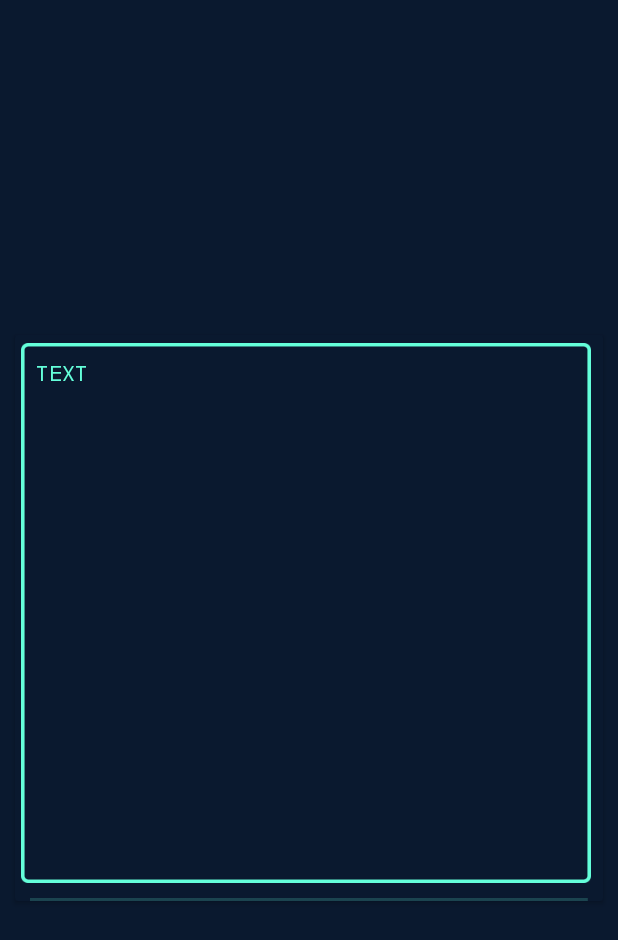
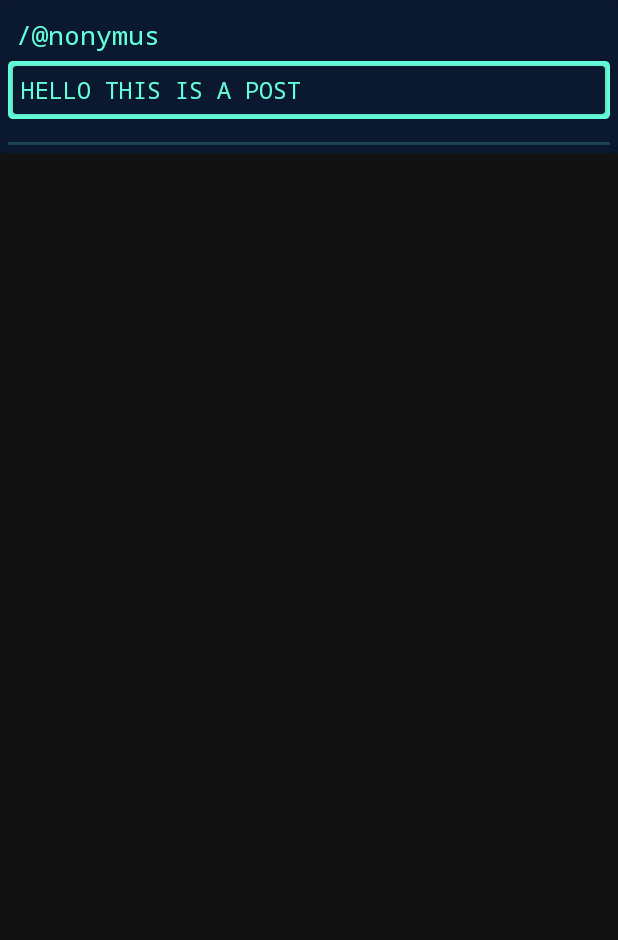
Before and after one commit to hiteshshimpi-55/Speak-Up, an Android app: the layout single_post_view.xml on its own in the app's theme, with its tools: preview values and no code run, on a phone screen of 412 x 824 dp. Shown: the top 940 px of the screen. Run offline under Robolectric (Android 15) with nearby library versions, the phone set to English and light mode, and no system bars.

Commit message:
Project first push

```diff
--- a/app/build.gradle
+++ b/app/build.gradle
@@ -37,6 +37,11 @@ dependencies {
     implementation 'androidx.legacy:legacy-support-v4:1.0.0'
     implementation 'com.google.firebase:firebase-firestore:23.0.2'
     implementation 'com.google.firebase:firebase-storage:20.0.0'
+    implementation 'com.google.firebase:firebase-database:20.0.4'
+    implementation 'com.firebaseui:firebase-ui-database:6.2.1'
+
+    implementation 'androidx.recyclerview:recyclerview:1.2.1'
+    implementation 'androidx.cardview:cardview:1.0.0'
     testImplementation 'junit:junit:4.+'
     androidTestImplementation 'androidx.test.ext:junit:1.1.3'
     androidTestImplementation 'androidx.test.espresso:espresso-core:3.4.0'
--- a/app/src/main/java/com/example/apollo/MainActivity.java
+++ b/app/src/main/java/com/example/apollo/MainActivity.java
@@ -31,6 +31,8 @@ public class MainActivity extends AppCompatActivity {
     protected void onCreate(Bundle savedInstanceState) {
         super.onCreate(savedInstanceState);
         setContentView(R.layout.activity_main);
+
+
         mAuth = FirebaseAuth.getInstance();
         //Bottom navigation bar
         main_bottom_nav_view = findViewById(R.id.mainBottomNav);
@@ -40,7 +42,7 @@ public class MainActivity extends AppCompatActivity {
         accountFragment = new AccountFragment();
         //Post Button
         addPost_btn = (ImageView) findViewById(R.id.addPostBtn);
-
+        replaceFragment(homeFragment);
         addPost_btn.setOnClickListener(new View.OnClickListener() {
             @Override
             public void onClick(View v) {
--- a/app/src/main/java/com/example/apollo/NewPostActivity.java
+++ b/app/src/main/java/com/example/apollo/NewPostActivity.java
@@ -72,7 +72,7 @@ public class NewPostActivity extends AppCompatActivity {
                             Map<String,Object> postMap = new HashMap<>();
                             postMap.put("Post_Content",text);
                             postMap.put("User",currUser);
-                            postMap.put("TimeStamp",FieldValue.serverTimestamp());
+                            postMap.put("TimeStamp",FieldValue.serverTimestamp().toString());
 
                             firestore.collection("Posts").add(postMap).addOnCompleteListener(new OnCompleteListener<DocumentReference>() {
 
--- a/app/src/main/res/layout/activity_main.xml
+++ b/app/src/main/res/layout/activity_main.xml
@@ -11,8 +11,8 @@
 
     <LinearLayout
         android:id="@+id/toolBar"
-        android:layout_width="0dp"
-        android:layout_height="70dp"
+        android:layout_width="match_parent"
+        android:layout_height="wrap_content"
         android:orientation="horizontal"
         app:layout_constraintEnd_toEndOf="parent"
         app:layout_constraintStart_toStartOf="parent"
--- a/app/src/main/res/layout/fragment_home.xml
+++ b/app/src/main/res/layout/fragment_home.xml
@@ -4,10 +4,11 @@
     android:layout_width="match_parent"
     android:layout_height="match_parent"
     android:background="@color/navyBlue"
+    android:padding="20dp"
     tools:context=".HomeFragment">
 
     <androidx.recyclerview.widget.RecyclerView
         android:id="@+id/post_list_view"
         android:layout_width="match_parent"
-        android:layout_height="match_parent" />
+        android:layout_height="wrap_content" />
 </FrameLayout>
--- a/app/src/main/res/layout/single_post_view.xml
+++ b/app/src/main/res/layout/single_post_view.xml
@@ -3,15 +3,15 @@
     xmlns:app="http://schemas.android.com/apk/res-auto"
     xmlns:tools="http://schemas.android.com/tools"
     android:layout_width="match_parent"
-    android:layout_height="match_parent"
+    android:layout_height="wrap_content"
     android:background="@color/navyBlue">
 
     <androidx.cardview.widget.CardView
-        android:id="@+id/card_view"
         android:layout_width="match_parent"
         android:layout_height="wrap_content"
-        android:layout_margin="10dp"
-        android:backgroundTint="@color/navyBlue"
+        app:cardUseCompatPadding="false"
+        app:cardCornerRadius="5dp"
+        app:cardBackgroundColor="@color/navyBlue"
         app:layout_constraintBottom_toBottomOf="parent"
         app:layout_constraintEnd_toEndOf="parent"
         app:layout_constraintStart_toStartOf="parent"
@@ -19,50 +19,72 @@
 
         <androidx.constraintlayout.widget.ConstraintLayout
             android:layout_width="match_parent"
-            android:layout_height="wrap_content">
+            android:layout_height="match_parent">
 
             <LinearLayout
-                android:id="@+id/post_layout"
-                android:layout_width="380dp"
-                android:layout_height="360dp"
-                android:layout_marginStart="1dp"
-                android:layout_marginTop="5dp"
-                android:layout_marginEnd="5dp"
-                android:background="@drawable/post_rectangle"
+                android:layout_width="match_parent"
+                android:layout_height="wrap_content"
+                android:background="@color/navyBlue"
                 android:orientation="vertical"
+                android:layout_margin="5dp"
+                app:layout_constraintBottom_toBottomOf="parent"
                 app:layout_constraintEnd_toEndOf="parent"
                 app:layout_constraintStart_toStartOf="parent"
                 app:layout_constraintTop_toTopOf="parent">
 
                 <TextView
-                    android:id="@+id/post_content"
-                    android:layout_width="wrap_content"
+                    android:id="@+id/textView5"
+                    android:layout_width="match_parent"
                     android:layout_height="wrap_content"
+                    android:layout_weight="1"
                     android:fontFamily="monospace"
-                    android:padding="10dp"
-                    android:text="TEXT"
-                    android:textColor="@color/bluish_green" />
+                    android:padding="5dp"
+                    android:text="@string/user"
+                    android:textColor="@color/bluish_green"
+                    android:textSize="18sp" />
 
+                <androidx.cardview.widget.CardView
+                    android:layout_width="match_parent"
+                    android:layout_height="wrap_content"
+                    android:layout_weight="1"
+                    android:backgroundTint="@color/bluish_green"
+                    android:elevation="8dp"
+                    app:cardCornerRadius="3dp">
+
+                    <androidx.constraintlayout.widget.ConstraintLayout
+                        android:layout_width="match_parent"
+                        android:layout_height="wrap_content">
+
+                        <androidx.cardview.widget.CardView
+                            android:layout_width="match_parent"
+                            android:layout_height="wrap_content"
+                            android:layout_margin="3dp"
+                            android:backgroundTint="@color/navyBlue"
+                            app:layout_constraintBottom_toBottomOf="parent"
+                            app:layout_constraintEnd_toEndOf="parent"
+                            app:layout_constraintStart_toStartOf="parent"
+                            app:layout_constraintTop_toTopOf="parent">
+
+                            <TextView
+                                android:id="@+id/post_content"
+                                android:layout_width="match_parent"
+                                android:layout_height="wrap_content"
+                                android:fontFamily="monospace"
+                                android:padding="5dp"
+                                android:text="HELLO THIS IS A POST"
+                                android:textColor="@color/bluish_green"
+                                android:textSize="15sp" />
+                        </androidx.cardview.widget.CardView>
+                    </androidx.constraintlayout.widget.ConstraintLayout>
+                </androidx.cardview.widget.CardView>
+
+                <ImageView
+                    android:layout_width="match_parent"
+                    android:layout_height="match_parent"
+                    android:layout_marginTop="15dp"
+                    android:src="@drawable/post_line"/>
             </LinearLayout>
-
-            <ImageView
-                android:id="@+id/post_line"
-                android:layout_width="wrap_content"
-                android:layout_height="wrap_content"
-                android:layout_marginTop="10dp"
-                android:paddingStart="10dp"
-                android:paddingEnd="10dp"
-                app:layout_constraintBottom_toBottomOf="parent"
-                app:layout_constraintEnd_toEndOf="parent"
-                app:layout_constraintHorizontal_bias="0.0"
-                app:layout_constraintStart_toStartOf="parent"
-                app:layout_constraintTop_toBottomOf="@id/post_layout"
-                app:layout_constraintVertical_bias="0.155"
-                app:srcCompat="@drawable/post_line" />
         </androidx.constraintlayout.widget.ConstraintLayout>
 
     </androidx.cardview.widget.CardView>
-
-
-
 </androidx.constraintlayout.widget.ConstraintLayout>
--- a/app/src/main/res/values/strings.xml
+++ b/app/src/main/res/values/strings.xml
@@ -4,6 +4,7 @@
     <string name="user_hint">Username</string>
     <string name="login_btn">Login</string>
     <string name="signup">SIGNUP</string>
+    <string name="user">/@nonymus</string>
     <string name="confirm_password">Confirm Password</string>
     <!-- TODO: Remove or change this placeholder text -->
     <string name="hello_blank_fragment">Hello blank fragment</string>
```
Also changed, not shown: app/src/main/java/com/example/apollo/BlogPost.java (+7 -3 lines), app/src/main/java/com/example/apollo/BlogPostAdapter.java (+16 -16 lines), app/src/main/java/com/example/apollo/HomeFragment.java (+78 -13 lines).
